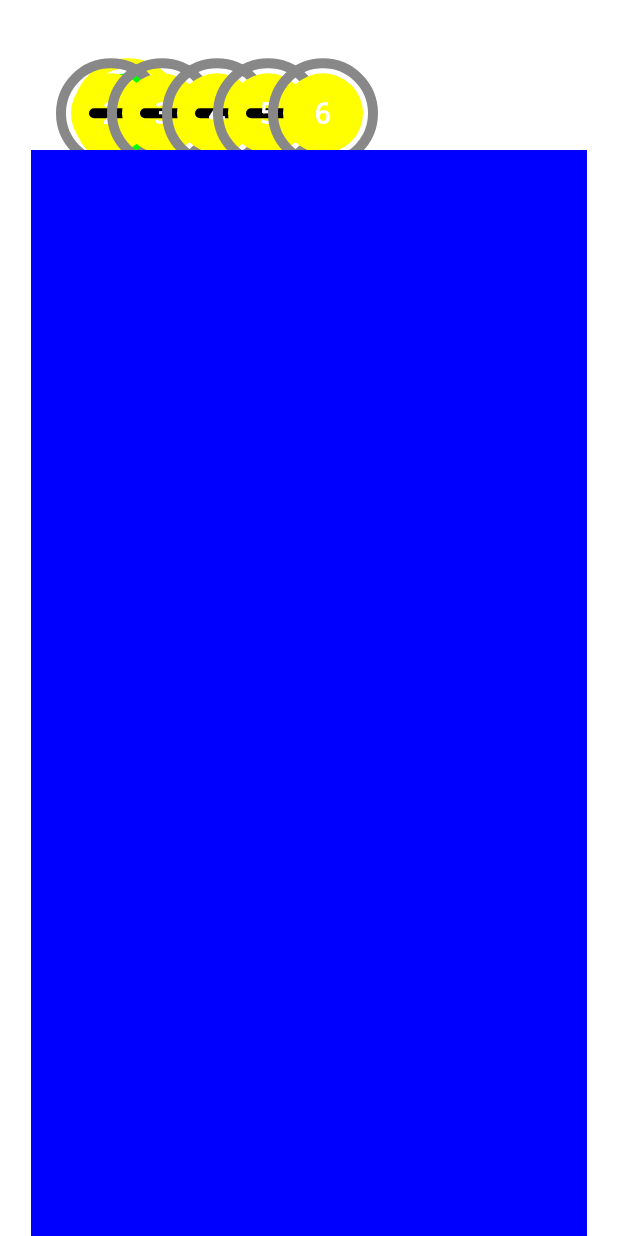
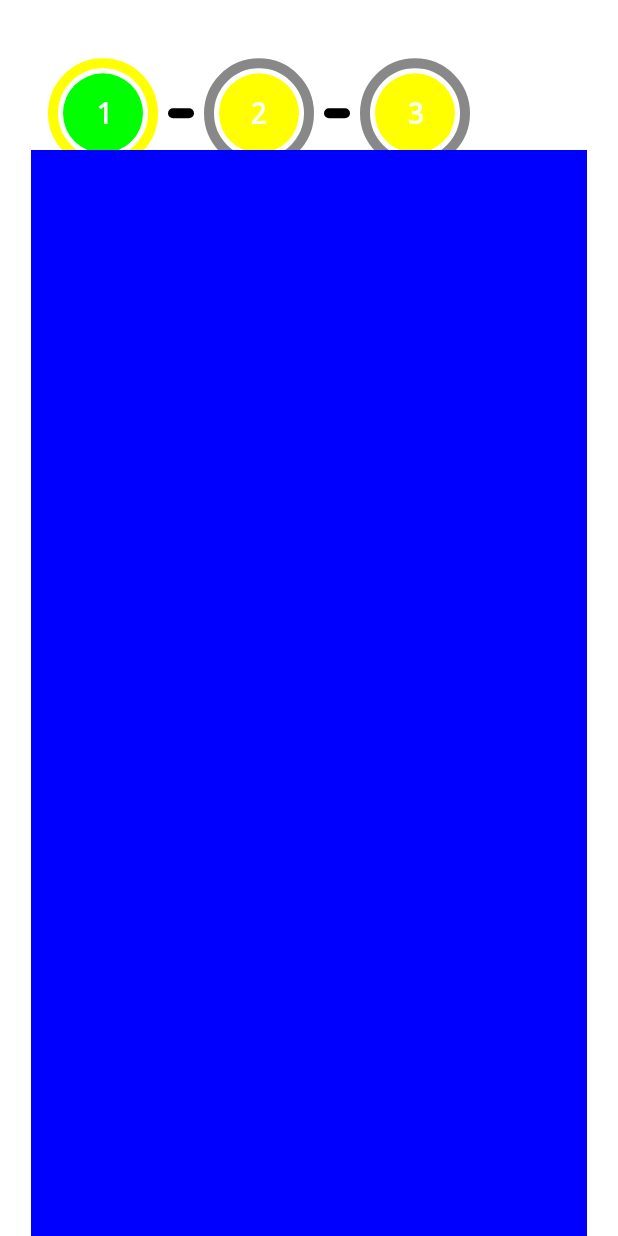
Before and after one commit to devmike01/PageStepIndicator-Compose, an Android app built with Jetpack Compose: the screen it shows after launch (MainActivity), on a phone screen of 412 x 824 dp. Run offline under Robolectric (Android 15) with nearby library versions, the phone set to English and light mode, and no system bars; our stand-ins replace accompanist.

Commit message:
Fixed alignment problems

```diff
--- a/app/src/main/java/gbenga/devmike01/pagestepindicator/MainActivity.kt
+++ b/app/src/main/java/gbenga/devmike01/pagestepindicator/MainActivity.kt
@@ -35,11 +35,10 @@ class MainActivity : ComponentActivity() {
                     modifier = Modifier.fillMaxSize(),
                     color = MaterialTheme.colors.background
                 ) {
+                    val items = listOf(IndicatorLabel("Rice"),
+                        IndicatorLabel("Beans"), IndicatorLabel("Beans and Rice"))
                     val indicatorState = rememberIndicatorPropertyState(
-                        IndicatorProperty(labels = listOf(IndicatorLabel("Rice"),
-                            IndicatorLabel("Beans"), IndicatorLabel("Soda and Wine"),
-                            IndicatorLabel("Soda"), IndicatorLabel("Beans and Rice"),
-                            IndicatorLabel("Last Step")))
+                        IndicatorProperty(labels = items)
                     )
 
                     val pageState = rememberPagerState()
@@ -53,7 +52,7 @@ class MainActivity : ComponentActivity() {
                         propertyState =indicatorState,
                         indicatorState = rememberIndicatorState(),
                         pagerState = pageState){ indicatorState, pagerState ->
-                        HorizontalPager(count = 5, state = pagerState) {
+                        HorizontalPager(count = items.size, state = pagerState) {
                             Column(modifier = Modifier
                                 .fillMaxWidth()
                                 .fillMaxHeight(),
--- a/compose-pagestepindicator/src/main/java/gbenga/devmike01/compose_pagestepindicator/stepper/PageStepIndicator.kt
+++ b/compose-pagestepindicator/src/main/java/gbenga/devmike01/compose_pagestepindicator/stepper/PageStepIndicator.kt
@@ -2,23 +2,26 @@ package gbenga.devmike01.compose_pagestepindicator.stepper
 
 import android.graphics.Rect
 import android.graphics.Typeface
+import android.util.Log
+import androidx.compose.animation.core.*
 import androidx.compose.foundation.Canvas
+import androidx.compose.foundation.background
 import androidx.compose.foundation.gestures.detectTapGestures
 import androidx.compose.foundation.layout.*
 import androidx.compose.runtime.*
 import androidx.compose.ui.Modifier
 import androidx.compose.ui.geometry.Offset
 import androidx.compose.ui.graphics.*
+import androidx.compose.ui.graphics.drawscope.DrawScope
 import androidx.compose.ui.graphics.drawscope.drawIntoCanvas
+import androidx.compose.ui.graphics.drawscope.inset
 import androidx.compose.ui.input.pointer.pointerInput
-import androidx.compose.ui.semantics.SemanticsPropertyKey
-import androidx.compose.ui.semantics.collectionInfo
-import androidx.compose.ui.semantics.contentDescription
-import androidx.compose.ui.semantics.semantics
+import androidx.compose.ui.tooling.preview.Preview
 import androidx.compose.ui.unit.dp
 import com.google.accompanist.pager.ExperimentalPagerApi
 import com.google.accompanist.pager.PagerState
 import gbenga.devmike01.compose_pagestepindicator.stepper.properties.IndicatorLabel
+import kotlinx.coroutines.CoroutineScope
 import kotlinx.coroutines.launch
 import kotlin.math.nextUp
 import kotlin.math.roundToInt
@@ -26,6 +29,7 @@ import kotlin.math.roundToInt
 @OptIn(ExperimentalPagerApi::class)
 @Composable
 fun PageStepIndicator(
+    animationSpec: AnimationSpec<Float>? =null,
     propertyState: MutableState<IndicatorProperty>,
     pagerState: PagerState,
     indicatorState: IndicatorState = rememberIndicatorState(),
@@ -36,33 +40,29 @@ fun PageStepIndicator(
     ) -> Unit)? = null,
 ) {
 
-
-    val coroutineScope = rememberCoroutineScope()
+    val coroutineScope = rememberCoroutineScope();
 
     val properties = propertyState.value
 
-    Column(modifier = Modifier.semantics {
-        this.contentDescription ="PageStepIndicator"
-    }
-        ,) {
+    Column(modifier = Modifier,) {
 
         PaintStepIndicators(
             colorProp = propertyState.value.color,
             applyPaint = { textPaint, stepPaint,
                            stepBorderPaint, stepCountPaint,
                            color ->
-
                 DrawPageStepIndicator(
+                    animationSpec,
                     textPaint = textPaint,
                     stepPaint = stepPaint,
                     stepBorderPaint = stepBorderPaint,
                     stepCountPaint = stepCountPaint,
-                    modifier = Modifier
+                    canvasModifier = Modifier
                         .height(100.dp)
                         .fillMaxWidth(),
                     onStepClick = {
                         coroutineScope.launch {
-                                      pagerState.animateScrollToPage(it)
+                            pagerState.animateScrollToPage(it);
                         }
                     },
                     indicatorDimen = properties.dimensions,
@@ -122,6 +122,7 @@ private fun PaintStepIndicators(
 
 @Composable
 private fun DrawPageStepIndicator(
+    animationSpec: AnimationSpec<Float>?,
     stepColor: IndicatorColor,
     indicatorDimen: StepDimensions,
     textPaint: android.graphics.Paint,
@@ -134,11 +135,22 @@ private fun DrawPageStepIndicator(
     labels: List<IndicatorLabel>,
     pathHeight : Float = 10F,
     selectedPosition: Int,
-    modifier: Modifier
-){
+    canvasModifier: Modifier){
+
+    val animateStep = remember{
+        Animatable(0f)
+    }
+
+
+    LaunchedEffect(key1 =circleRadius){
+        animateStep.animateTo(1f,
+            animationSpec ?: tween(500))
+    }
+
     val strokeWidth = indicatorDimen.strokeWidth
     Canvas(
-        modifier = modifier.pointerInput(key1 = Unit, block = {
+        modifier = canvasModifier
+            .pointerInput(key1 = Unit, block = {
                 detectTapGestures(
                     onTap = {tapOffset ->
                         calculatePosition(stepCoords,
@@ -153,11 +165,11 @@ private fun DrawPageStepIndicator(
                 )
             }),
     ){
+
         val labelTopSpace = 50f
 
-        // WORKING ON THIS
+       // val mLabels = labels.subList(1, labels.size)
         val canvasWidth = size.width
-
         val stepDistance = (canvasWidth / labels.size)//1.5f
         val canvasHeight = (circleRadius.times(2))
             .plus(strokeWidth).plus(labelTopSpace)
@@ -165,14 +177,68 @@ private fun DrawPageStepIndicator(
 
         val lineWidth = stepDistance -  circleRadius
         // Draw component on canvas
-        val drawingsWidth = ((strokeWidth)
-            .plus(circleRadius *2)
-            .plus(lineWidth)).times(stepCount-1)
+        drawIntoCanvas {
 
-        val firstStepX = drawingsWidth.minus(canvasWidth)
+            val startX = (lineWidth + circleRadius) * (labels.size-1)
 
-        drawIntoCanvas {
+            val centerIndicatorX = (canvasWidth -startX).div(2)
+
             labels.forEachIndexed{ i, label ->
+
+                drawAndPaintSteps(
+                    animateStep,
+                    centerIndicatorX,
+                    //coroutineScope,
+                    stepColor,
+                    stepPaint,
+                    i, labelTopSpace,
+                    selectedPosition, stepBorderPaint,
+                    stepCountPaint, onStepClick,
+                    stepCoords,
+                    circleRadius,
+                    labels,
+                    pathHeight,
+                    strokeWidth,
+                    lineWidth,
+                    it,
+                    stepCount,
+                    this,
+                    textPaint,
+                    canvasHeight,
+                    label
+                )
+
+            }
+
+        }
+    }
+}
+
+fun drawAndPaintSteps(
+    animateStep: Animatable<Float, AnimationVector1D>,
+    centerIndicatorX: Float,
+    //coroutineScope: CoroutineScope,
+    stepColor: IndicatorColor,
+                       stepPaint: Paint,
+                       i: Int,
+                       labelTopSpace: Float,
+                       selectedPosition: Int,
+                       stepBorderPaint : Paint,
+                       stepCountPaint: android.graphics.Paint,
+                       onStepClick: (position: Int) -> Unit,
+                       stepCoords: ArrayList<Offset> = arrayListOf<Offset>(),
+                       circleRadius: Float = 50f,
+                       labels: List<IndicatorLabel>,
+                       pathHeight : Float = 10F,
+                       strokeWidth: Float,
+                       lineWidth: Float,
+                       it: Canvas,
+                       stepCount: Int,
+                       scope: DrawScope,
+                      textPaint: android.graphics.Paint,
+                      canvasHeight: Float,
+                      label: IndicatorLabel){
+
 
     val pos = "${i +1}"
 
@@ -188,13 +254,18 @@ private fun DrawPageStepIndicator(
     val posCenterX = posBounds.centerX()
     val posCenterY = posBounds.centerY()
 
-                val circleOffset =   Offset(x = (posCenterX
-                    .plus(strokeWidth)
-                    .times(2)) +(if(i == 0){
-                    firstStepX
+    val circleOffset =  if (i ==0){
+        Offset(x = centerIndicatorX, y = (canvasHeight /1.5f))
     }else{
-                     (lineWidth* i)
-                }), y = (canvasHeight /1.5f)) //16
+
+        Offset(
+            x = (((lineWidth) * i) + centerIndicatorX)
+                    * (animateStep.value.takeIf { it >0f } ?: 1f),
+            y = (canvasHeight / 1.5f)
+        )
+    }
+
+
 
     val circleBorderX = strokeWidth + circleRadius
 
@@ -227,7 +298,7 @@ private fun DrawPageStepIndicator(
 
     // Draw connector
     if(i < stepCount){
-                    drawLine(
+        scope.drawLine(
             cap = StrokeCap.Round,
             strokeWidth = pathHeight,
             color = if(i < selectedPosition){
@@ -256,15 +327,13 @@ private fun DrawPageStepIndicator(
     )
 }
 
-        }
-    }
-}
 
-
-fun calculatePosition(coords: List<Offset>, coordX: Float, coordY: Float,
+fun calculatePosition(coords: List<Offset>,
+                      coordX: Float,
+                      coordY: Float,
                       radius: Float): Int {
 
-    val firstCord = coords.first().x
+    val firstCord = coords[1].x
 
     for(element in coords){
         val xPos = element.x
@@ -279,11 +348,22 @@ fun calculatePosition(coords: List<Offset>, coordX: Float, coordY: Float,
         val yClicked = (coordY < endY).and(coordY > startY)
         val xClicked = (coordX < endX).and(coordX > startX)
 
+        Log.d("calculatePosition", "$yClicked _ $xClicked")
+
         if((yClicked).and(xClicked)){
-            val position = ((coordX / firstCord)-1)
-                .nextUp()
+            val position = ((coordX / firstCord))
+                .nextUp();
             return position.roundToInt()
         }
     }
     return -1
 }
+
+
+
+@OptIn(ExperimentalPagerApi::class)
+@Composable
+@Preview()
+fun PageStepIndicatorPreview(){
+    // PageStepIndicator()
+}
```
Lines whose indentation alone changed are shown as unchanged.
